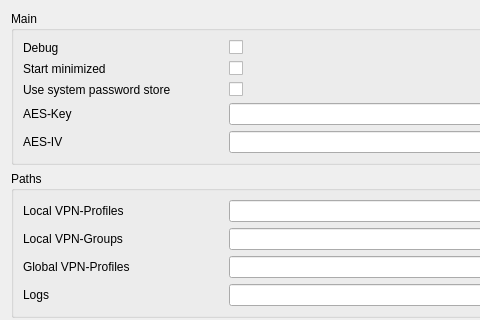
Before: the Qt Designer form openfortigui/vpnsetting.ui in theinvisible/openfortigui, drawn with Qt 5; both pictures show x 0 to 480 and y 0 to 320 of the 640 by 480 pixel window.
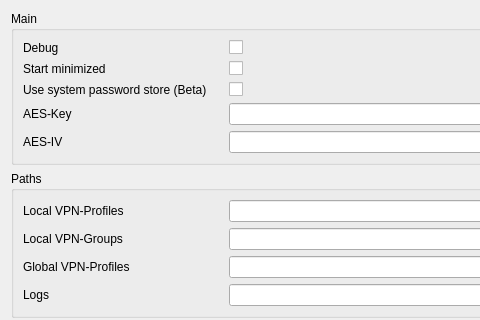
After: the same form once the commit is applied.

Commit message: Basic system password store implementation working

What changed in the file:
```diff
--- a/openfortigui/vpnsetting.ui
+++ b/openfortigui/vpnsetting.ui
@@ -71,7 +71,7 @@
            </size>
           </property>
           <property name="text">
-           <string>Use system password store</string>
+           <string>Use system password store (Beta)</string>
           </property>
          </widget>
         </item>
```
The commit also changes 7 other files.
